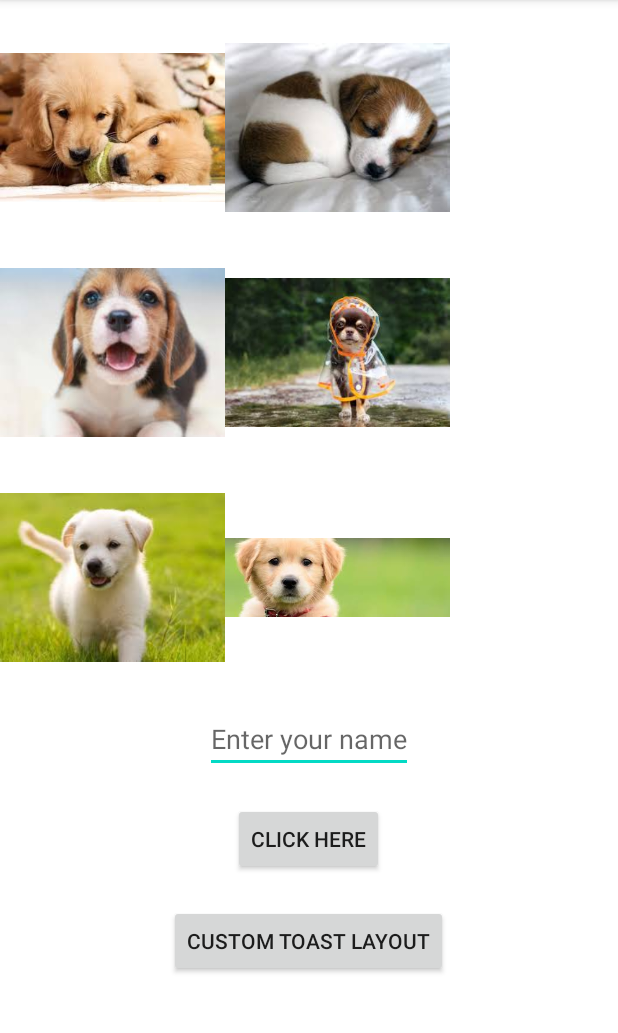
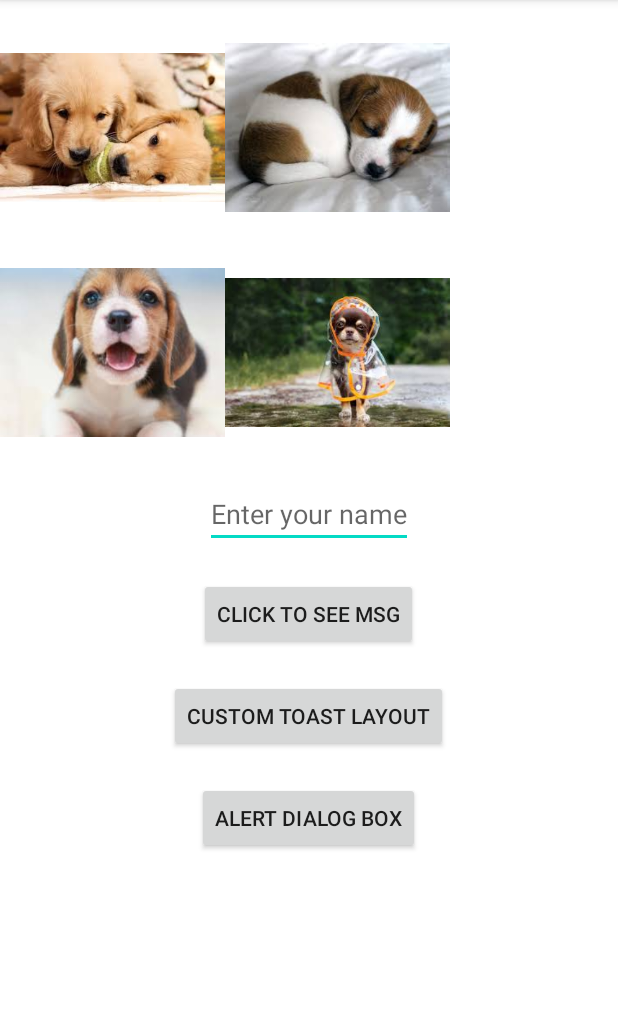
Before and after one commit to riyatyagi2021/ButtonToastMore, an Android app: the screen it shows after launch (MainActivity), on a phone screen of 412 x 824 dp, the part 84-1117 px from its top. Run offline under Robolectric (Android 15) with nearby library versions, the phone set to English and light mode, and no system bars.

Commit message:
ButtonToast

```diff
--- a/app/src/main/res/layout/activity_main.xml
+++ b/app/src/main/res/layout/activity_main.xml
@@ -15,8 +15,6 @@
             android:id="@+id/grid1"
             android:layout_width="match_parent"
             android:layout_height="wrap_content"
-            android:columnWidth="90dp"
-
             android:columnCount="2"
             android:paddingVertical="10dp"
             android:numColumns="auto_fit"
@@ -46,7 +44,7 @@
                 android:layout_height="150dp"
                 android:src="@drawable/img4" />
 
-            <androidx.appcompat.widget.AppCompatImageView
+        <!--    <androidx.appcompat.widget.AppCompatImageView
                 android:id="@+id/image5"
                 android:layout_width="150dp"
                 android:layout_height="150dp"
@@ -57,7 +55,7 @@
                 android:layout_width="150dp"
                 android:layout_height="150dp"
                 android:src="@drawable/img6" />
-
+-->
         </GridLayout>
 
 
@@ -75,9 +73,10 @@ android:imeOptions="actionDone"
     android:id="@+id/button1"
     android:layout_width="wrap_content"
     android:layout_height="wrap_content"
-    android:text="Click here"
+    android:text="Click to see Msg"
     android:layout_gravity="center"
     android:layout_marginTop="20dp"/>
+
 
     <androidx.appcompat.widget.AppCompatButton
         android:id="@+id/button2"
@@ -86,6 +85,13 @@ android:imeOptions="actionDone"
         android:text="Custom Toast layout"
         android:layout_gravity="center"
         android:layout_marginTop="20dp"/>
+    <androidx.appcompat.widget.AppCompatButton
+        android:id="@+id/button3"
+        android:layout_width="wrap_content"
+        android:layout_height="wrap_content"
+        android:text="Alert Dialog Box"
+        android:layout_gravity="center"
+        android:layout_marginTop="20dp"/>
 
 
 
--- a/app/src/main/res/values/strings.xml
+++ b/app/src/main/res/values/strings.xml
@@ -1,3 +1,8 @@
 <resources>
     <string name="app_name">Grid</string>
+    <string name="app">Kotlin AlertDialog</string>
+    <string name="dialogTitle">Delete File</string>
+    <string name="dialogMessage">Deleting file may be harm your system</string>
+
+
 </resources>
```
Also changed, not shown: app/src/main/java/com/app/grid/MainActivity.kt (+28 -3 lines).
